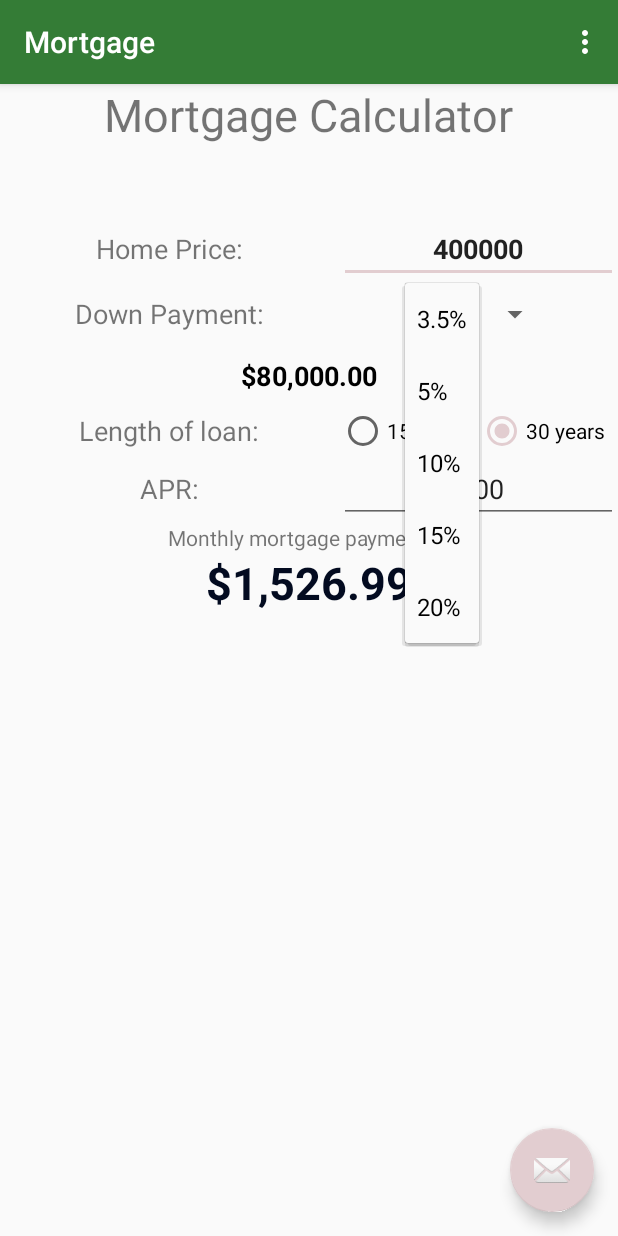
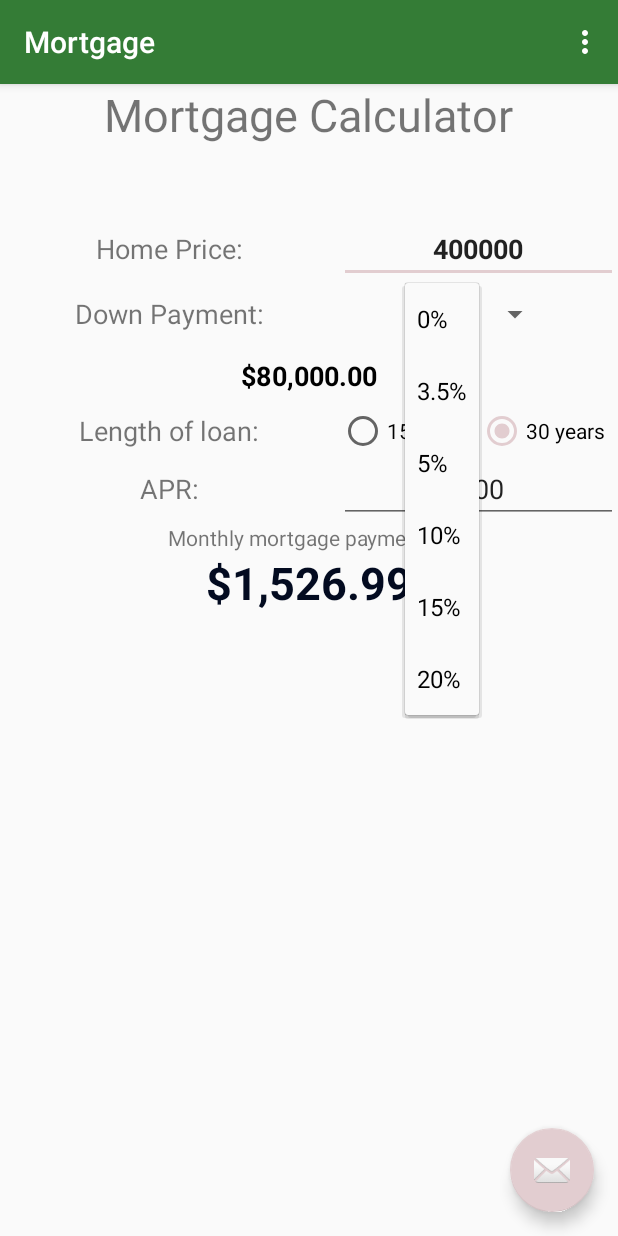
Before and after one commit to alex-snoralex/Mortgage, an Android app: the screen it shows after launch (MainActivity), after a tap on "20%", on a phone screen of 412 x 824 dp. Run offline under Robolectric (Android 15) with nearby library versions, the phone set to English and light mode, and no system bars.

Commit message:
Added 0% down option

```diff
--- a/app/src/main/res/values/downPaymentSpinner.xml
+++ b/app/src/main/res/values/downPaymentSpinner.xml
@@ -1,6 +1,7 @@
 <?xml version="1.0" encoding="utf-8"?>
 <resources>
     <string-array name="downPaymentOptions">
+        <item>0%</item>
         <item>3.5%</item>
         <item>5%</item>
         <item>10%</item>
```
